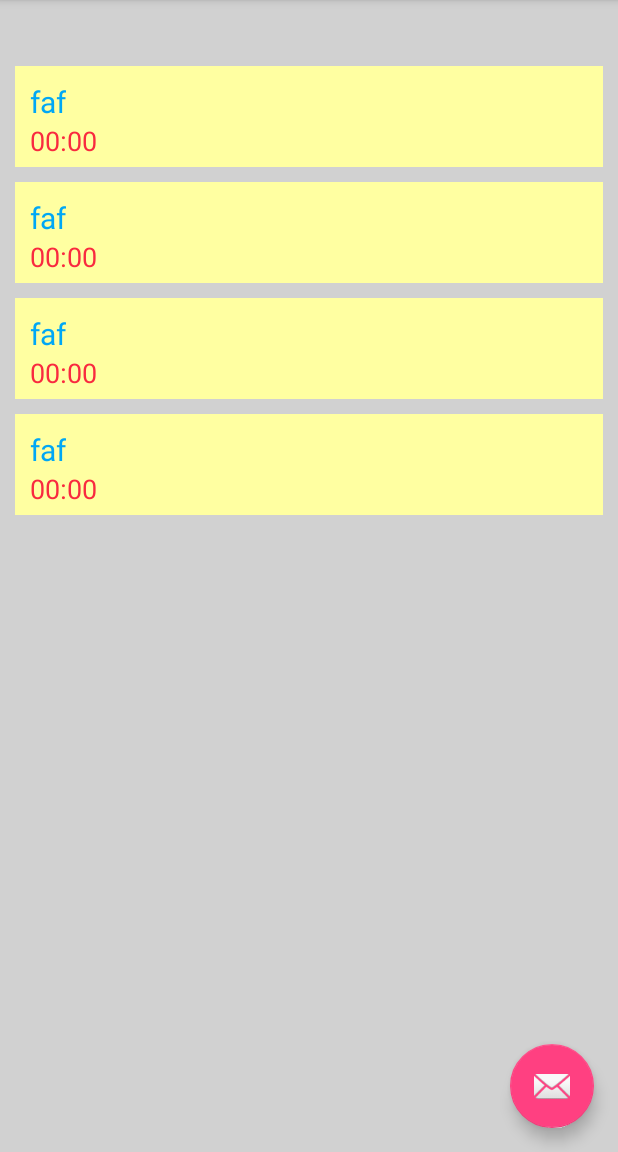
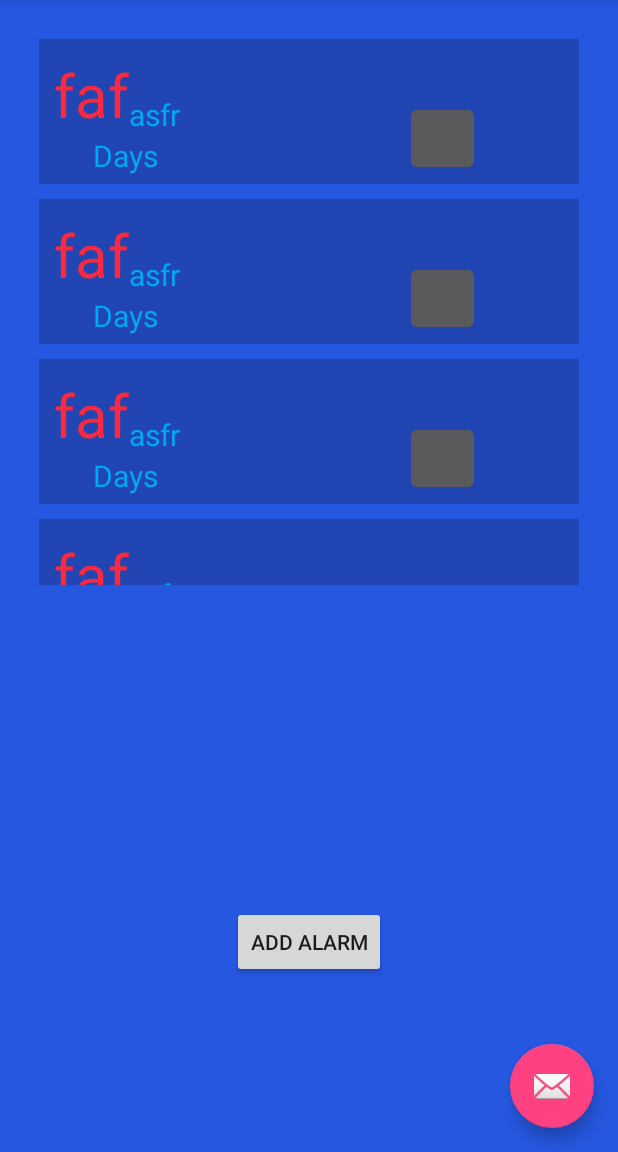
Before and after one commit to AltarixTraining2016/Smart_Alarm_Clock, an Android app: the screen it shows after launch (MainActivity), on a phone screen of 412 x 824 dp, the part 84-1236 px from its top. Run offline under Robolectric (Android 15) with nearby library versions, the phone set to English and light mode, and no system bars.

Commit message:
переименовал пакеты

```diff
--- a/app/build.gradle
+++ b/app/build.gradle
@@ -5,7 +5,7 @@ android {
     buildToolsVersion "23.0.3"
 
     defaultConfig {
-        applicationId "com.example.ilya.smartalarmclock"
+        applicationId "com.me.ilya.smartalarmclock"
         minSdkVersion 19
         targetSdkVersion 23
         versionCode 1
--- a/app/src/main/AndroidManifest.xml
+++ b/app/src/main/AndroidManifest.xml
@@ -1,6 +1,6 @@
 <?xml version="1.0" encoding="utf-8"?>
 <manifest xmlns:android="http://schemas.android.com/apk/res/android"
-    package="com.example.ilya.smartalarmclock">
+    package="com.me.ilya.smartalarmclock">
 
     <application
         android:allowBackup="true"
@@ -9,7 +9,7 @@
         android:supportsRtl="true"
         android:theme="@style/AppTheme">
         <activity
-            android:name=".MainActivity"
+            android:name="com.me.ilya.smartalarmclock.MainActivity"
             android:label="@string/app_name"
             android:theme="@style/AppTheme.NoActionBar">
             <intent-filter>
--- a/app/src/main/java/com/example/ilya/smartalarmclock/AlarmListAdapter.java
+++ /dev/null
@@ -1,49 +0,0 @@
-package com.example.ilya.smartalarmclock;
-
-import android.content.Context;
-import android.view.ContextMenu;
-import android.view.View;
-import android.view.ViewGroup;
-import android.widget.BaseAdapter;
-import android.widget.TextView;
-
-import java.util.List;
-
-/**
- * Created by Ilya on 6/6/2016.
- */
-public class AlarmListAdapter extends BaseAdapter {
-   private Context nContext;
-    private List<AlarmItem> nAlarmList;
-
-    public AlarmListAdapter(Context nContext, List<AlarmItem> nAlarmList) {
-        this.nContext = nContext;
-        this.nAlarmList = nAlarmList;
-    }
-
-    @Override
-    public int getCount() {
-        return nAlarmList.size();
-    }
-
-    @Override
-    public Object getItem(int position) {
-        return nAlarmList.get(position);
-    }
-
-    @Override
-    public long getItemId(int position) {
-        return position;
-    }
-
-    @Override
-    public View getView(int position, View convertView, ViewGroup parent) {
-        View v=View.inflate(nContext,R.layout.alarm_custom_item,null);
-        TextView tvName=(TextView) v.findViewById(R.id.tv_name);
-        TextView tvTime=(TextView) v.findViewById(R.id.tv_time);
-        tvName.setText(nAlarmList.get(position).getName());
-        tvName.setText(nAlarmList.get(position).getTime());
-        v.setTag(nAlarmList.get(position).getID());
-        return v;
-    }
-}
--- a/app/src/main/java/com/example/ilya/smartalarmclock/AlarmItem.java
+++ b/app/src/main/java/com/me/ilya/smartalarmclock/AlarmItem.java
@@ -1,4 +1,4 @@
-package com.example.ilya.smartalarmclock;
+package com.me.ilya.smartalarmclock;
 
 /**
  * Created by Ilya on 6/6/2016.
@@ -8,7 +8,7 @@ public class AlarmItem {
     private String name;
     private String time;
 
-
+    public AlarmItem(){}
     public AlarmItem(int ID, String name, String time) {
         this.ID = ID;
         this.name = name;
--- /dev/null
+++ b/app/src/main/java/com/me/ilya/smartalarmclock/AlarmListAdapter.java
@@ -0,0 +1,79 @@
+package com.me.ilya.smartalarmclock;
+
+import android.content.Context;
+import android.view.View;
+import android.view.ViewGroup;
+import android.widget.BaseAdapter;
+import android.widget.ImageButton;
+import android.widget.TextView;
+import android.widget.Toast;
+
+import java.util.List;
+
+/**
+ * Created by Ilya on 6/6/2016.
+ */
+public class AlarmListAdapter extends BaseAdapter {
+   private Context nContext;
+    private List<AlarmItem> nAlarmList;
+    CustomButtonListener customButtonListener;
+
+
+    public AlarmListAdapter(Context nContext, List<AlarmItem> nAlarmList) {
+        this.nContext = nContext;
+        this.nAlarmList = nAlarmList;
+    }
+
+    public void setCustomButtonListener(CustomButtonListener customButtonListner)
+    {
+        this.customButtonListener = customButtonListner;
+    }
+    @Override
+    public int getCount() {
+        return nAlarmList.size();
+    }
+
+    @Override
+    public Object getItem(int position) {
+        return nAlarmList.get(position);
+    }
+
+    @Override
+    public long getItemId(int position) {
+        return position;
+    }
+
+    @Override
+    public View getView(int position, View convertView, ViewGroup parent) {
+      //  View row;
+      //  final AlarmItem alarmItem;
+      //  if(convertView==null){
+      //     LayoutInflater layoutInflater =LayoutInflater.from(getCo)
+      //     row = layoutInflater.inflate(R.layout.alarm_custom_item,parent,false);
+      //     alarmItem=new AlarmItem();
+      //     alarmItem.setName();
+      //     listViewHolder.tvFruitName = (TextView) row.findViewById(R.id.tvFruitName);
+      //     listViewHolder.ivFruit= (ImageView) row.findViewById(R.id.ivFruit);
+      //     listViewHolder.tvPrices = (TextView) row.findViewById(R.id.tvFruitPrice);
+      //     listViewHolder.btnPlus = (ImageButton) row.findViewById(R.id.ib_addnew);
+      //     listViewHolder.edTextQuantity = (EditText) row.findViewById(R.id.editTextQuantity);
+      //     listViewHolder.btnMinus = (ImageButton) row.findViewById(R.id.ib_remove);
+      //     row.setTag(listViewHolder);
+
+      View v=View.inflate(nContext,R.layout.alarm_custom_item,null);
+    TextView tvName=(TextView) v.findViewById(R.id.tv_name);
+    TextView tvTime=(TextView) v.findViewById(R.id.tv_time);
+    tvName.setText(nAlarmList.get(position).getName());
+    tvTime.setText(nAlarmList.get(position).getTime());
+    ImageButton imageButton=(ImageButton)v.findViewById(R.id.ib_config);
+    imageButton.setTag(nAlarmList.get(position).getID());
+    v.setTag(nAlarmList.get(position).getID());
+        imageButton.setOnClickListener(new View.OnClickListener() {
+            @Override
+            public void onClick(View v) {
+                Toast.makeText(nContext,"button",Toast.LENGTH_SHORT).show();
+            }
+        });
+     return v;
+    }
+}
--- /dev/null
+++ b/app/src/main/java/com/me/ilya/smartalarmclock/CustomButtonListener.java
@@ -0,0 +1,11 @@
+package com.me.ilya.smartalarmclock;
+
+import android.widget.EditText;
+
+/**
+ * Created by Ilya on 6/7/2016.
+ */
+public interface CustomButtonListener {
+    public void onButtonClickListener(int position, EditText editText, int value);
+
+}
--- a/app/src/main/java/com/example/ilya/smartalarmclock/MainActivity.java
+++ b/app/src/main/java/com/me/ilya/smartalarmclock/MainActivity.java
@@ -1,11 +1,6 @@
-package com.example.ilya.smartalarmclock;
+package com.me.ilya.smartalarmclock;
 
-import android.app.Fragment;
 import android.os.Bundle;
-import android.support.design.widget.FloatingActionButton;
-import android.support.design.widget.Snackbar;
-import android.support.v4.app.FragmentTransaction;
-import android.support.v4.widget.ListViewAutoScrollHelper;
 import android.view.View;
 import android.support.design.widget.NavigationView;
 import android.support.v4.view.GravityCompat;
@@ -16,10 +11,11 @@ import android.support.v7.widget.Toolbar;
 import android.view.Menu;
 import android.view.MenuItem;
 import android.widget.AdapterView;
+import android.widget.Button;
 import android.widget.ListView;
 import android.widget.Toast;
 
-import com.example.ilya.smartalarmclock.fragments.FragmentAbout;
+import com.me.ilya.smartalarmclock.fragments.FragmentAbout;
 
 import java.util.ArrayList;
 import java.util.List;
@@ -51,15 +47,14 @@ public class MainActivity extends AppCompatActivity
         Toolbar toolbar = (Toolbar) findViewById(R.id.toolbar);
         setSupportActionBar(toolbar);
 
-        FloatingActionButton fab = (FloatingActionButton) findViewById(R.id.fab);
-        fab.setOnClickListener(new View.OnClickListener() {
+
+        Button addAlarmbtn=(Button) findViewById(R.id.btn_addAlarm);
+        addAlarmbtn.setOnClickListener(new View.OnClickListener() {
             @Override
-            public void onClick(View view) {
-                Snackbar.make(view, "Replace with your own action", Snackbar.LENGTH_LONG)
-                        .setAction("Action", null).show();
+            public void onClick(View v) {
+
             }
         });
-
         DrawerLayout drawer = (DrawerLayout) findViewById(R.id.drawer_layout);
         ActionBarDrawerToggle toggle = new ActionBarDrawerToggle(
                 this, drawer, toolbar, R.string.navigation_drawer_open, R.string.navigation_drawer_close);
--- a/app/src/main/java/com/example/ilya/smartalarmclock/fragments/FragmentAbout.java
+++ b/app/src/main/java/com/me/ilya/smartalarmclock/fragments/FragmentAbout.java
@@ -1,6 +1,5 @@
-package com.example.ilya.smartalarmclock.fragments;
+package com.me.ilya.smartalarmclock.fragments;
 
-import android.content.Context;
 import android.net.Uri;
 import android.os.Bundle;
 import android.app.Fragment;
@@ -8,7 +7,7 @@ import android.view.LayoutInflater;
 import android.view.View;
 import android.view.ViewGroup;
 
-import com.example.ilya.smartalarmclock.R;
+import com.me.ilya.smartalarmclock.R;
 
 /**
  * A simple {@link Fragment} subclass.
--- a/app/src/main/res/layout/alarm_custom_item.xml
+++ b/app/src/main/res/layout/alarm_custom_item.xml
@@ -1,29 +1,55 @@
 <?xml version="1.0" encoding="utf-8"?>
-<LinearLayout xmlns:android="http://schemas.android.com/apk/res/android"
+<RelativeLayout xmlns:android="http://schemas.android.com/apk/res/android"
     android:orientation="vertical" android:layout_width="match_parent"
     android:layout_height="match_parent"
     android:paddingLeft="10dp"
     android:paddingRight="10dp"
     android:paddingBottom="5dp"
     android:paddingTop="10dp"
-    android:background="#ffffa1"
+    android:descendantFocusability="blocksDescendants"
+    android:background="#330F0000"
     >
+
     <TextView
     android:layout_width="wrap_content"
     android:layout_height="wrap_content"
 
-
     android:id="@+id/tv_name"
     android:text="Name"
     android:textSize="20dp"
-    android:textColor="#00a7f5"/>
+    android:textColor="#00a7f5"
+        android:layout_above="@+id/tv_days"
+        android:layout_toEndOf="@+id/tv_time" />
+    <TextView
+        android:layout_width="wrap_content"
+        android:layout_height="wrap_content"
+
+        android:id="@+id/tv_days"
+        android:text="Days"
+        android:textSize="20dp"
+        android:textColor="#00a7f5"
+        android:layout_below="@+id/tv_time"
+        android:layout_alignParentStart="true"
+        android:layout_marginStart="26dp" />
+
+    <ImageButton
+        android:layout_width="50dp"
+        android:layout_height="50dp"
+        android:text="New Button"
+        android:id="@+id/ib_config"
+        android:layout_gravity="right"
+        android:layout_alignBottom="@+id/tv_days"
+        android:layout_alignParentEnd="true"
+        android:layout_marginEnd="56dp" />
+
     <TextView
         android:layout_width="wrap_content"
         android:layout_height="wrap_content"
         android:id="@+id/tv_time"
         android:text="00:00"
-        android:textSize="18dp"
+        android:textSize="40dp"
         android:textColor="#f92a3f"
-        />
+        android:layout_alignParentTop="true"
+        android:layout_alignParentStart="true" />
 
-</LinearLayout>
+</RelativeLayout>
--- a/app/src/main/res/layout/app_bar_main.xml
+++ b/app/src/main/res/layout/app_bar_main.xml
@@ -4,9 +4,9 @@
     xmlns:tools="http://schemas.android.com/tools"
     android:layout_width="match_parent"
     android:layout_height="match_parent"
-    android:background="#d1d1d1"
+    android:background="#2657E0"
     android:fitsSystemWindows="true"
-    tools:context="com.example.ilya.smartalarmclock.MainActivity">
+    tools:context="com.me.ilya.smartalarmclock.MainActivity">
 
     <android.support.design.widget.AppBarLayout
         android:layout_width="match_parent"
@@ -23,16 +23,8 @@
     </android.support.design.widget.AppBarLayout>
 
     <include layout="@layout/content_main" />
-<ListView
-    android:layout_width="match_parent"
-    android:layout_height="match_parent"
-    android:id="@+id/listview_alarm"
-    android:layout_marginTop="100dp"
-    android:layout_marginLeft="10dp"
-    android:layout_marginRight="10dp"
-    android:layout_marginBottom="100dp"
-    android:dividerHeight="10dp"
-    android:divider="#d1d1d1"></ListView>
+
+
     <android.support.design.widget.FloatingActionButton
         android:id="@+id/fab"
         android:layout_width="wrap_content"
--- a/app/src/main/res/layout/content_main.xml
+++ b/app/src/main/res/layout/content_main.xml
@@ -9,9 +9,29 @@
     android:paddingRight="@dimen/activity_horizontal_margin"
     android:paddingTop="@dimen/activity_vertical_margin"
     app:layout_behavior="@string/appbar_scrolling_view_behavior"
-    tools:context="com.example.ilya.smartalarmclock.MainActivity"
+    tools:context="com.me.ilya.smartalarmclock.MainActivity"
     tools:showIn="@layout/app_bar_main"
     android:id="@+id/container">
 
 
+    <ListView
+        android:layout_width="match_parent"
+        android:layout_height="364dp"
+        android:id="@+id/listview_alarm"
+        android:layout_marginTop="10dp"
+        android:layout_marginLeft="10dp"
+        android:layout_marginRight="10dp"
+        android:layout_marginBottom="200dp"
+        android:dividerHeight="10dp"
+        android:divider="#2657E0"
+        android:layout_gravity="center_horizontal|top"></ListView>
+
+    <Button
+        android:layout_width="wrap_content"
+        android:layout_height="wrap_content"
+        android:text="Add Alarm"
+        android:id="@+id/btn_addAlarm"
+        android:layout_marginBottom="100dp"
+        android:layout_gravity="center_horizontal|bottom" />
+
 </FrameLayout>
--- a/app/src/main/res/layout/fragment_about.xml
+++ b/app/src/main/res/layout/fragment_about.xml
@@ -2,7 +2,7 @@
     xmlns:tools="http://schemas.android.com/tools"
     android:layout_width="match_parent"
     android:layout_height="match_parent"
-    tools:context="com.example.ilya.smartalarmclock.fragments.FragmentAbout">
+    tools:context="com.me.ilya.smartalarmclock.fragments.FragmentAbout">
 
     <!-- TODO: Update blank fragment layout -->
     <TextView
--- a/build.gradle
+++ b/build.gradle
@@ -5,7 +5,7 @@ buildscript {
         jcenter()
     }
     dependencies {
-        classpath 'com.android.tools.build:gradle:2.1.0'
+        classpath 'com.android.tools.build:gradle:2.1.2'
 
         // NOTE: Do not place your application dependencies here; they belong
         // in the individual module build.gradle files
```
Also changed, not shown: app/src/main/res/layout/fragment_import.xml (deleted, +0 -14 lines), 4 other files.
